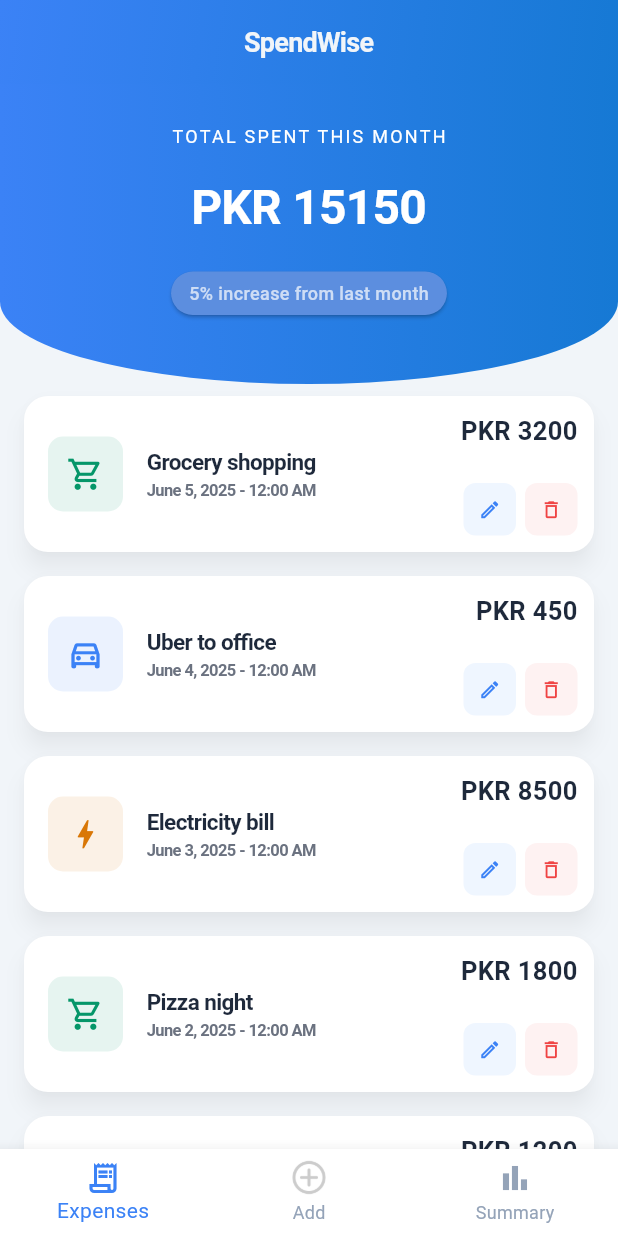
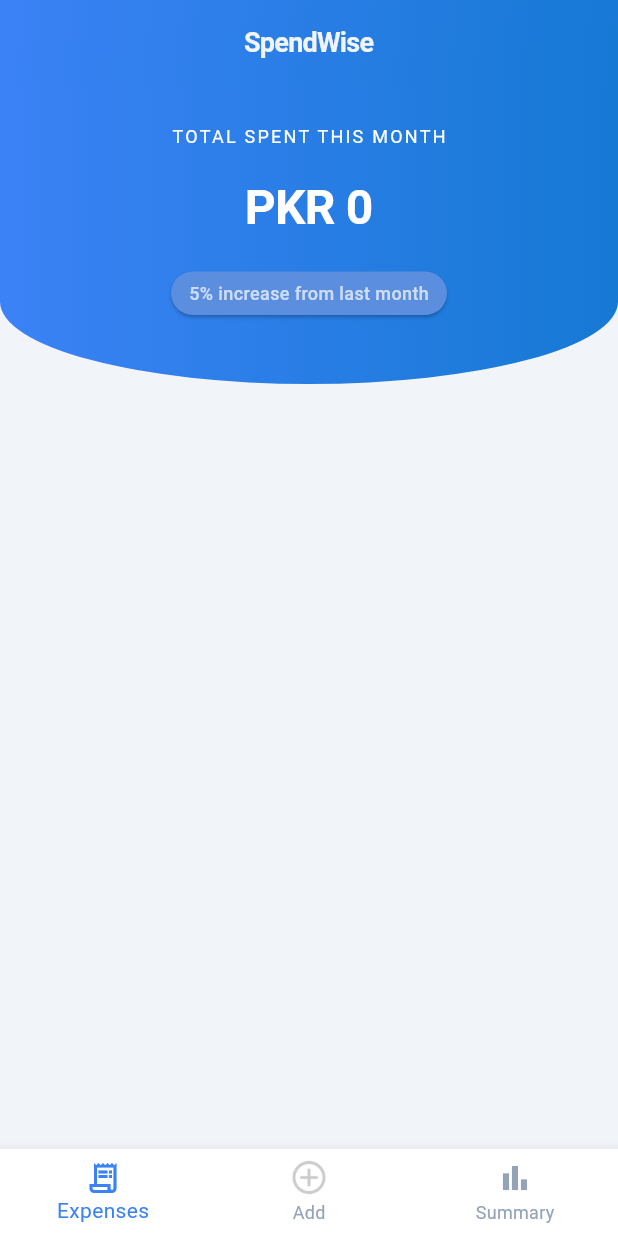
Before and after one commit to Rayyan-Wahid/SpendWise, a Flutter app: the screen it shows after launch, on a phone screen of 412 x 824 dp. Run offline on Flutter 3.47's test engine with Material 3 defaults, Android fonts, the phone set to English and light mode, and no system bars; our stand-ins replace fl_chart, hive, hive_flutter; accounts and stored records are empty; Roboto replaces fonts that are missing (SF Pro Display).

Commit message:
Local Storage: Removed Mock data. Implemeted Hive box and a service class. Now the data will be extracted from hive box. Furthermore, Added a value change listener in navigation class such that the screens gets rebuilt upon adding of new expense. \n Seperation of concerns: Created new bottom_navigation file and moved the navigation code in main dart to new file.

```diff
--- a/lib/data/expense_data.dart
+++ b/lib/data/expense_data.dart
@@ -1,9 +1,23 @@
-class Expense {
-  final String id;
-  final String title;
-  final double price;
-  final String category;
-  final DateTime date;
+import 'package:hive/hive.dart';
+
+part 'expense_data.g.dart';
+
+@HiveType(typeId: 0)
+class Expense extends HiveObject {
+  @HiveField(0)
+  String id;
+
+  @HiveField(1)
+  String title;
+
+  @HiveField(2)
+  double price;
+
+  @HiveField(3)
+  String category;
+
+  @HiveField(4)
+  DateTime date;
 
   Expense({
     required this.id,
@@ -12,57 +26,4 @@ class Expense {
     required this.category,
     required this.date,
   });
-
-  Expense copyWith({
-    String? title,
-    double? price,
-    String? category,
-    DateTime? date,
-  }) {
-    return Expense(
-      id: id,
-      title: title ?? this.title,
-      price: price ?? this.price,
-      category: category ?? this.category,
-      date: date ?? this.date,
-    );
-  }
 }
-
-List<Expense> mockExpenses = [
-  Expense(
-    id: '1',
-    title: 'Grocery shopping',
-    price: 3200,
-    category: 'Food',
-    date: DateTime(2025, 6, 5),
-  ),
-  Expense(
-    id: '2',
-    title: 'Uber to office',
-    price: 450,
-    category: 'Transport',
-    date: DateTime(2025, 6, 4),
-  ),
-  Expense(
-    id: '3',
-    title: 'Electricity bill',
-    price: 8500,
-    category: 'Utilities',
-    date: DateTime(2025, 6, 3),
-  ),
-  Expense(
-    id: '4',
-    title: 'Pizza night',
-    price: 1800,
-    category: 'Food',
-    date: DateTime(2025, 6, 2),
-  ),
-  Expense(
-    id: '5',
-    title: 'Pharmacy',
-    price: 1200,
-    category: 'Health',
-    date: DateTime(2025, 6, 1),
-  ),
-];
--- a/lib/main.dart
+++ b/lib/main.dart
@@ -1,10 +1,17 @@
 import 'package:flutter/material.dart';
-import 'package:myspendwise/screens/expense_form.dart';
+import 'package:hive_flutter/hive_flutter.dart';
+import 'package:myspendwise/data/expense_data.dart';
+import 'package:myspendwise/widgets/bottom_navigation.dart';
 import '../config/app_colors.dart';
-import './screens/expenses.dart';
-import './screens/summary.dart';
 
-void main() {
+Future<void> main() async {
+  WidgetsFlutterBinding.ensureInitialized();
+  await Hive.initFlutter();
+
+  Hive.registerAdapter(ExpenseAdapter());
+
+  await Hive.openBox<Expense>('expenses');
+
   runApp(const SpendWise());
 }
 
@@ -24,85 +31,3 @@ class SpendWise extends StatelessWidget {
     );
   }
 }
-
-class Main extends StatefulWidget {
-  const Main({super.key});
-
-  @override
-  State<Main> createState() => _MainState();
-}
-
-class _MainState extends State<Main> {
-  int index = 0;
-
-  final screens = [
-    const ExpensesScreen(),
-    const ExpenseForm(),
-    const SummaryScreen(),
-  ];
-
-  @override
-  Widget build(BuildContext context) {
-    return Scaffold(
-      appBar: AppBar(
-        centerTitle: true,
-        title: Row(
-          mainAxisSize: MainAxisSize.min,
-          children: [
-            Text(
-              'SpendWise',
-              style: TextStyle(
-                color: AppColors.background,
-                fontSize: 18,
-                fontWeight: FontWeight.bold,
-                letterSpacing: -0.5,
-              ),
-            ),
-          ],
-        ),
-
-        backgroundColor: Colors.transparent,
-        flexibleSpace: Container(
-          decoration: const BoxDecoration(
-            gradient: LinearGradient(
-              colors: [AppColors.accent, AppColors.primary],
-              begin: Alignment.topLeft,
-              end: Alignment.bottomRight,
-            ),
-          ),
-        ),
-        elevation: 0,
-      ),
-      body: screens[index],
-      bottomNavigationBar: BottomNavigationBar(
-        currentIndex: index,
-        onTap: (i) => setState(() => index = i),
-
-        backgroundColor: AppColors.surface,
-        selectedItemColor: AppColors.accent,
-        unselectedItemColor: AppColors.textMuted,
-        showUnselectedLabels: true,
-        items: [
-          const BottomNavigationBarItem(
-            icon: Icon(Icons.receipt_long),
-            activeIcon: Icon(Icons.receipt_long_outlined),
-            label: 'Expenses',
-          ),
-          BottomNavigationBarItem(
-            icon: Image.asset('images/add (1).png', width: 24, height: 24),
-            activeIcon: Image.asset(
-              'images/icon_add.png',
-              width: 24,
-              height: 24,
-            ),
-            label: 'Add',
-          ),
-          const BottomNavigationBarItem(
-            icon: Icon(Icons.bar_chart),
-            label: 'Summary',
-          ),
-        ],
-      ),
-    );
-  }
-}
--- a/lib/screens/expenses.dart
+++ b/lib/screens/expenses.dart
@@ -1,23 +1,18 @@
 import 'package:flutter/material.dart';
-import 'package:intl/intl.dart';
-import 'package:myspendwise/data/category.dart';
 import 'package:myspendwise/data/expense_data.dart';
 import 'package:myspendwise/widgets/expense_card.dart';
 import '../config/app_colors.dart';
 
 class ExpensesScreen extends StatefulWidget {
-  const ExpensesScreen({super.key});
+  final List<Expense> expenses;
+  const ExpensesScreen({super.key, required this.expenses});
 
   @override
   State<ExpensesScreen> createState() => _ExpensesScreenState();
 }
 
 class _ExpensesScreenState extends State<ExpensesScreen> {
-  List<Expense> expenses = List.from(mockExpenses);
-  List<Expense> get sorted =>
-      [...expenses]..sort((a, b) => b.date.compareTo(a.date));
-
-  double get total => expenses.fold(0, (sum, e) => sum + e.price);
+  double get total => widget.expenses.fold(0.0, (sum, e) => sum + e.price);
 
   @override
   Widget build(BuildContext context) {
@@ -92,9 +87,9 @@ class _ExpensesScreenState extends State<ExpensesScreen> {
           ),
           Expanded(
             child: ListView.builder(
-              itemCount: sorted.length,
+              itemCount: widget.expenses.length,
               itemBuilder: (context, index) {
-                final expense = sorted[index];
+                final expense = widget.expenses[index];
                 return ExpenseCard(
                   expense: expense,
                   onEdit: () => {},
--- /dev/null
+++ b/lib/services/hive_service.dart
@@ -0,0 +1,18 @@
+import 'package:hive/hive.dart';
+import '../data/expense_data.dart';
+
+class HiveService {
+  static Box<Expense> get box => Hive.box<Expense>('expenses');
+
+  static Future<void> addExpense(Expense expense) async {
+    await box.put(expense.id, expense);
+  }
+
+  static List<Expense> getExpenses() {
+    return box.values.toList();
+  }
+
+  static Future<void> deleteExpense(String id) async {
+    await box.delete(id);
+  }
+}
--- /dev/null
+++ b/lib/widgets/bottom_navigation.dart
@@ -0,0 +1,95 @@
+import 'package:flutter/material.dart';
+import 'package:hive_flutter/hive_flutter.dart';
+import 'package:myspendwise/config/app_colors.dart';
+import 'package:myspendwise/screens/expense_form.dart';
+import 'package:myspendwise/screens/expenses.dart';
+import 'package:myspendwise/screens/summary.dart';
+import 'package:myspendwise/services/hive_service.dart';
+
+class Main extends StatefulWidget {
+  const Main({super.key});
+
+  @override
+  State<Main> createState() => _MainState();
+}
+
+class _MainState extends State<Main> {
+  int index = 0;
+
+  @override
+  Widget build(BuildContext context) {
+    return ValueListenableBuilder(
+      valueListenable: HiveService.box.listenable(),
+      builder: (context, box, _) {
+        final expenses = HiveService.getExpenses();
+        final screens = [
+          ExpensesScreen(expenses: expenses),
+          const ExpenseForm(),
+          SummaryScreen(expenses: expenses),
+        ];
+
+        return Scaffold(
+          appBar: AppBar(
+            centerTitle: true,
+            title: Row(
+              mainAxisSize: MainAxisSize.min,
+              children: [
+                Text(
+                  'SpendWise',
+                  style: TextStyle(
+                    color: AppColors.background,
+                    fontSize: 18,
+                    fontWeight: FontWeight.bold,
+                    letterSpacing: -0.5,
+                  ),
+                ),
+              ],
+            ),
+
+            backgroundColor: Colors.transparent,
+            flexibleSpace: Container(
+              decoration: const BoxDecoration(
+                gradient: LinearGradient(
+                  colors: [AppColors.accent, AppColors.primary],
+                  begin: Alignment.topLeft,
+                  end: Alignment.bottomRight,
+                ),
+              ),
+            ),
+            elevation: 0,
+          ),
+          body: screens[index],
+          bottomNavigationBar: BottomNavigationBar(
+            currentIndex: index,
+            onTap: (i) => setState(() => index = i),
+
+            backgroundColor: AppColors.surface,
+            selectedItemColor: AppColors.accent,
+            unselectedItemColor: AppColors.textMuted,
+            showUnselectedLabels: true,
+            items: [
+              const BottomNavigationBarItem(
+                icon: Icon(Icons.receipt_long),
+                activeIcon: Icon(Icons.receipt_long_outlined),
+                label: 'Expenses',
+              ),
+              BottomNavigationBarItem(
+                icon: Image.asset('images/add (1).png', width: 24, height: 24),
+                activeIcon: Image.asset(
+                  'images/icon_add.png',
+                  width: 24,
+                  height: 24,
+                ),
+                label: 'Add',
+              ),
+              const BottomNavigationBarItem(
+                icon: Icon(Icons.bar_chart),
+                label: 'Summary',
+              ),
+            ],
+          ),
+        );
+      },
+    );
+  }
+}
--- a/pubspec.yaml
+++ b/pubspec.yaml
@@ -33,12 +33,17 @@ dependencies:
   fl_chart: ^0.68.0
   intl: ^0.19.0
   uuid: ^4.3.3
+  hive: ^2.2.3
+  hive_flutter: ^1.1.0
 
   # The following adds the Cupertino Icons font to your application.
   # Use with the CupertinoIcons class for iOS style icons.
   cupertino_icons: ^1.0.8
 
 dev_dependencies:
+
+  hive_generator: ^2.0.1
+  build_runner: ^2.4.9
   flutter_test:
     sdk: flutter
 
```
Also changed, not shown: lib/screens/expense_form.dart (+20 -12 lines), lib/screens/summary.dart (+9 -9 lines), lib/data/expense_data.g.dart (added), pubspec.lock, 2 other files.
